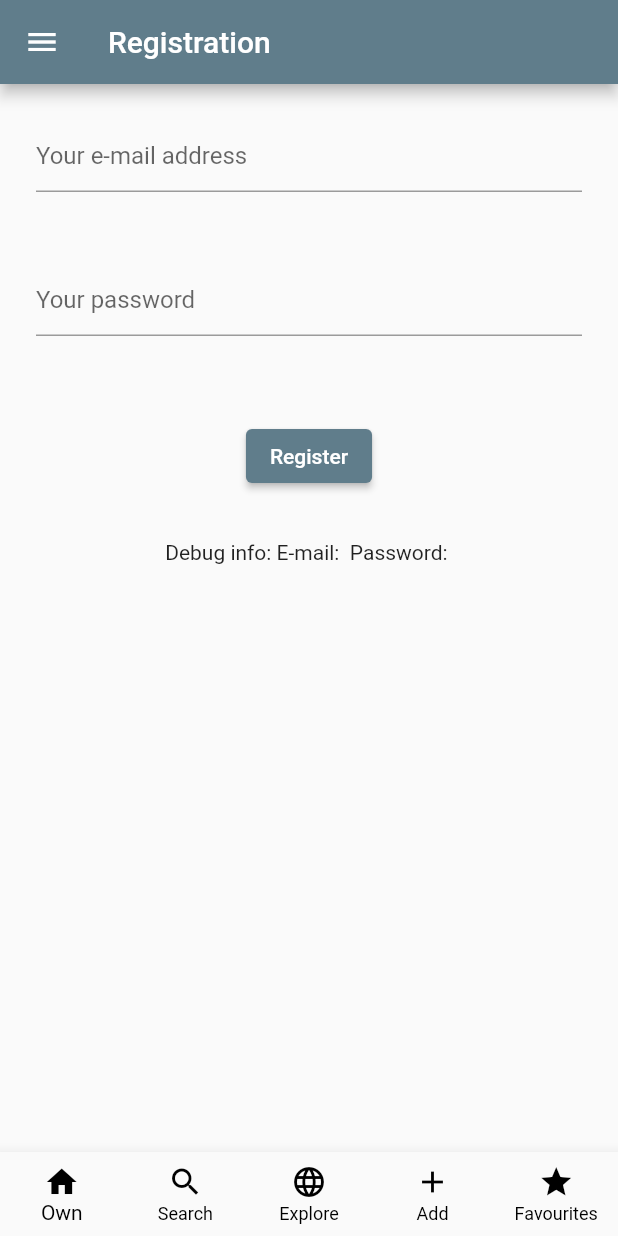
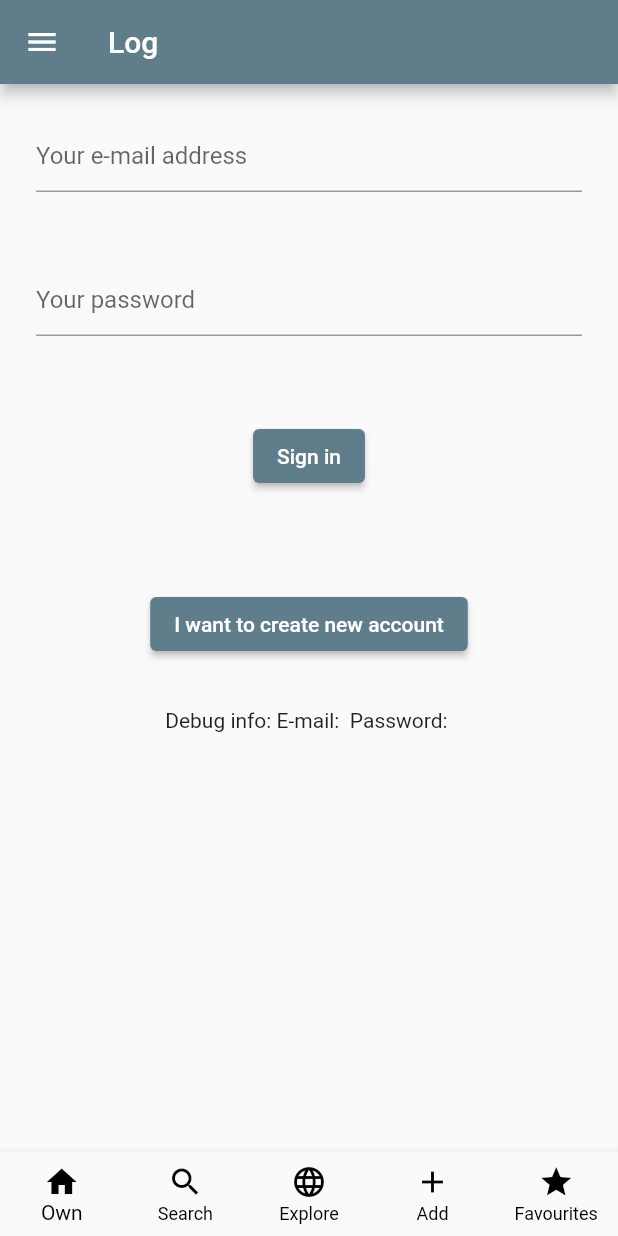
Before and after one commit to dmusial98/LearnApp, a Flutter app: the screen it shows after launch, on a phone screen of 412 x 824 dp. Run offline on Flutter 3.47's test engine with Material 2 defaults, Android fonts, the phone set to English and light mode, and no system bars.

Commit message:
Login and registration screen separated

```diff
--- a/mobileApp/lib/main.dart
+++ b/mobileApp/lib/main.dart
@@ -2,14 +2,14 @@ import 'package:flutter/material.dart';
 import 'package:my_app/screens/add_screen.dart';
 import 'package:my_app/screens/edit_profile_screen.dart';
 import 'package:my_app/screens/explore_screen.dart';
+import 'package:my_app/screens/login_screen.dart';
 import 'package:my_app/screens/register_screen.dart';
 import 'package:my_app/screens/search_screen.dart';
 import 'package:my_app/screens/own_screen.dart';
 
 import 'screens/favourite_screen.dart';
 
-void main()
-{
+void main() {
   runApp(const LearnApp());
 }
 
@@ -20,16 +20,19 @@ class LearnApp extends StatelessWidget {
   @override
   Widget build(BuildContext context) {
     return MaterialApp(
-      theme: ThemeData(primarySwatch: Colors.blueGrey),
+        theme: ThemeData(
+          primarySwatch: Colors.blueGrey,
+          brightness: Brightness.light,
+        ),
         routes: {
-        '/': (context) => const RegisterScreen(),
+          '/': (context) => const LoginScreen(),
+          '/register': (context) => const RegisterScreen(),
           '/own': (context) => const OwnScreen(),
           '/search': (context) => const SearchScreen(),
           '/explore': (context) => const ExploreScreen(),
           '/add': (context) => const AddScreen(),
           '/favourites': (context) => const FavouriteScreen(),
           '/edit_profile': (context) => const EditProfileScreen()
-      }
-    );
+        });
   }
 }
--- /dev/null
+++ b/mobileApp/lib/screens/login_screen.dart
@@ -0,0 +1,77 @@
+// ignore_for_file: prefer_const_constructors
+
+import 'package:flutter/material.dart';
+import 'package:my_app/data/http_helper.dart';
+import 'package:my_app/shared/menu_bottom.dart';
+
+import '../data/user.dart';
+import '../shared/menu_drawer.dart';
+
+class LoginScreen extends StatefulWidget {
+  const LoginScreen({super.key});
+
+  @override
+  State<LoginScreen> createState() => _LoginScreenState();
+}
+
+class _LoginScreenState extends State<LoginScreen> {
+  String email = "";
+  String password = "";
+
+  final TextEditingController txtEmail = TextEditingController();
+  final TextEditingController txtPassword = TextEditingController();
+
+  @override
+  Widget build(BuildContext context) {
+    return Scaffold(
+        appBar: AppBar(title: Text('Log')),
+        bottomNavigationBar: MenuBottom(),
+        drawer: MenuDrawer(),
+        body: SingleChildScrollView(
+          child: Column(children: [
+            Padding(
+              padding: const EdgeInsets.all(24.0),
+              child: TextField(
+                  controller: txtEmail,
+                  keyboardType: TextInputType.emailAddress,
+                  decoration: InputDecoration(hintText: 'Your e-mail address')),
+            ),
+            Padding(
+              padding: const EdgeInsets.all(24.0),
+              child: TextField(
+                  controller: txtPassword,
+                  keyboardType: TextInputType.visiblePassword,
+                  obscureText: true,
+                  decoration: InputDecoration(hintText: 'Your password')),
+            ),
+            Padding(
+              padding: const EdgeInsets.all(32.0),
+              child: ElevatedButton(onPressed: signIn, child: Text('Sign in')),
+            ),
+            Padding(
+              padding: const EdgeInsets.all(32.0),
+              child: ElevatedButton(
+                  onPressed: signUp,
+                  child: Text('I want to create new account')),
+            ),
+            Text("Debug info: E-mail: $email Password: $password")
+          ]),
+        ));
+  }
+
+  Future signIn() async {
+    //password = txtPassword.text;
+    HttpHelper httpHelper = HttpHelper();
+    User tmpUser = await httpHelper.getUser();
+    email = tmpUser.Email;
+    password = tmpUser.Password;
+
+    setState(() {
+      //email = txtEmail.text;
+    });
+  }
+
+  void signUp() {
+    Navigator.pushNamed(context, '/register');
+  }
+}
```
Also changed, not shown: mobileApp/lib/screens/register_screen.dart (+10 -0 lines), 11 other files. Lines whose indentation alone changed are shown as unchanged.
